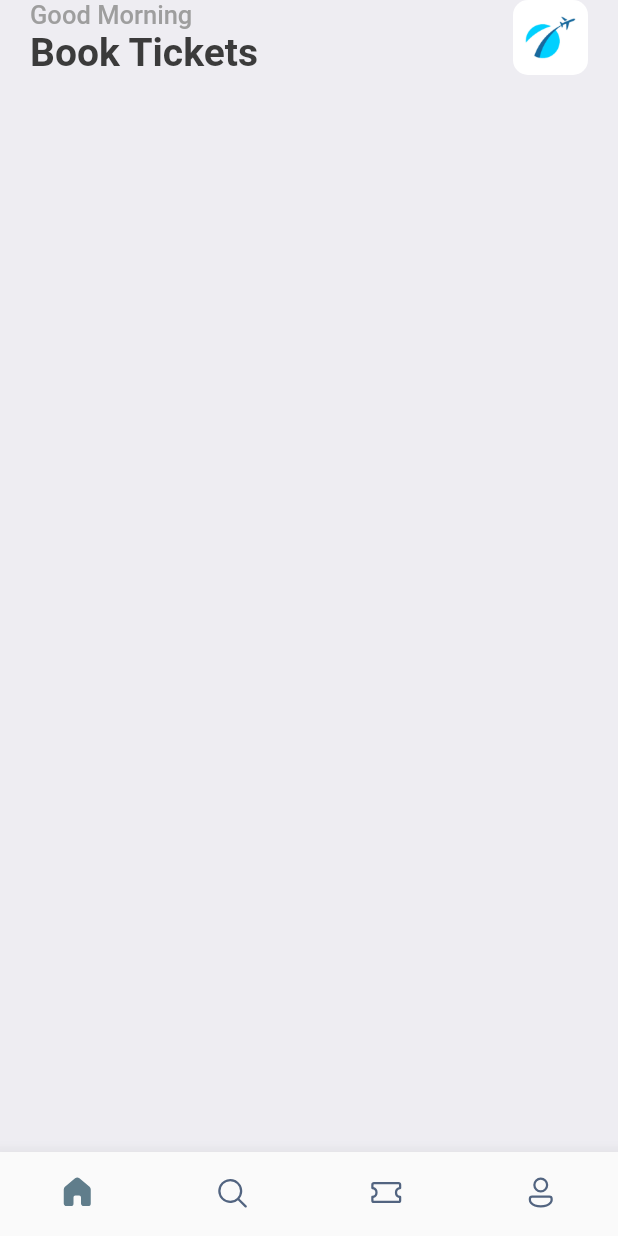
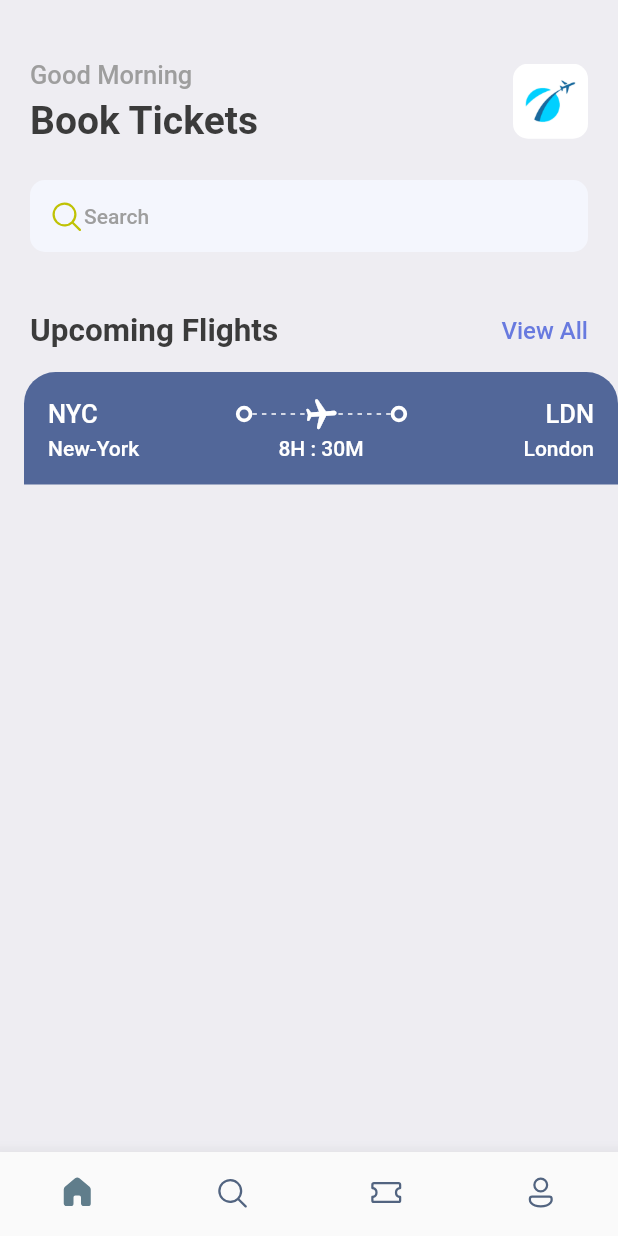
Before and after one commit to hihasan/Booking-App, a Flutter app: the screen it shows after launch, on a phone screen of 412 x 824 dp. Run offline on Flutter 3.47's test engine with Material 2 defaults, Android fonts, the phone set to English and light mode, and no system bars; our stand-ins replace fluentui_icons, gap.

Commit message:
Card Design

```diff
--- a/lib/screens/home_screen.dart
+++ b/lib/screens/home_screen.dart
@@ -1,6 +1,8 @@
-import 'package:flutter/cupertino.dart';
+import 'package:booking_app/screens/ticket_view.dart';
+import 'package:fluentui_icons/fluentui_icons.dart';
 import 'package:flutter/material.dart';
 import 'package:booking_app/utils/app_styles.dart';
+import 'package:gap/gap.dart';
 
 class HomeScreen extends StatelessWidget {
   const HomeScreen({Key? key}) : super(key: key);
@@ -13,37 +15,83 @@ class HomeScreen extends StatelessWidget {
         children: [
           Container(
             padding: const EdgeInsets.symmetric(horizontal: 20),
+
             child: Column(
               children: [
+                const Gap(40),
                 Row(
                   mainAxisAlignment: MainAxisAlignment.spaceBetween,
                   children: [
                     Column(
-                  crossAxisAlignment: CrossAxisAlignment.start,
-                      children:  [
-                         Text("Good Morning", style: Styles.headLineStyle3 ,),
-                         Text("Book Tickets", style: Styles.headLineStyle,),
+                      crossAxisAlignment: CrossAxisAlignment.start,
+                      children: [
+                        Text(
+                          "Good Morning",
+                          style: Styles.headLineStyle3,
+                        ),
+                        const Gap(5),
+                        Text(
+                          "Book Tickets",
+                          style: Styles.headLineStyle,
+                        ),
                       ],
                     ),
                     Container(
                       height: 50,
                       width: 50,
                       decoration: BoxDecoration(
-                        borderRadius: BorderRadius.circular(10),
-                        image: const DecorationImage(
-                          fit: BoxFit.cover,
-                          image: AssetImage(
-                            "assets/images/img_1.png"
-                          ),
-                        )
-                      ),
+                          borderRadius: BorderRadius.circular(10),
+                          image: const DecorationImage(
+                            fit: BoxFit.cover,
+                            image: AssetImage("assets/images/img_1.png"),
+                          )),
                     ),
                   ],
-
+                ),
+                const Gap(25),
+                Container(
+                  decoration: BoxDecoration(
+                      borderRadius: BorderRadius.circular(10),
+                      color: const Color(0xFFF4F6FD)),
+                  padding:
+                      const EdgeInsets.symmetric(horizontal: 12, vertical: 12),
+                  child: Row(
+                    children: [
+                      const Icon(
+                        FluentSystemIcons.ic_fluent_search_regular,
+                        color: Color(0xFFBFC205),
+                      ),
+                      Text(
+                        "Search",
+                        style: Styles.headLineStyle4,
+                      )
+                    ],
+                  ),
+                ),
+                const Gap(40),
+                Row(
+                  mainAxisAlignment: MainAxisAlignment.spaceBetween,
+                  children: [
+                    Text(
+                      "Upcoming Flights",
+                      style: Styles.headLineStyle2,
+                    ),
+                    InkWell(
+                        onTap: () {
+                          print("You Are Tapped");
+                        },
+                        child: Text(
+                          "View All",
+                          style: Styles.textStyle
+                              .copyWith(color: Styles.primaryColor),
+                        ))
+                  ],
                 )
               ],
             ),
-          )
+          ),
+          const Gap(15),
+          TicketView(),
         ],
       ),
     );
--- /dev/null
+++ b/lib/screens/ticket_view.dart
@@ -0,0 +1,114 @@
+import 'package:booking_app/utils/app_layout.dart';
+import 'package:booking_app/utils/app_styles.dart';
+import 'package:flutter/cupertino.dart';
+import 'package:flutter/material.dart';
+import 'package:gap/gap.dart';
+
+import '../widgets/thick_container.dart';
+
+class TicketView extends StatelessWidget {
+  const TicketView({Key? key}) : super(key: key);
+
+  @override
+  Widget build(BuildContext context) {
+    final size = AppLayout.getSize(context).width;
+    return SizedBox(
+      width: size,
+      height: 200,
+      child: Container(
+        margin: const EdgeInsets.only(left: 16),
+        child: Column(
+          mainAxisSize: MainAxisSize.min,
+          children: [
+            Container(
+              decoration: const BoxDecoration(
+                color: Color(0xFF526799),
+                borderRadius: BorderRadius.only(
+                  topLeft: Radius.circular(21),
+                  topRight: Radius.circular(21),
+                ),
+              ),
+              padding: const EdgeInsets.all(16),
+              child: Column(
+                children: [
+                  Row(
+                    children: [
+                      Text(
+                        "NYC",
+                        style:
+                            Styles.headLineStyle3.copyWith(color: Colors.white),
+                      ),
+                      const Spacer(),
+                      ThickContainer(),
+                      Expanded(
+                        child: Stack(children: [
+                          SizedBox(
+                            height: 24,
+                            child: LayoutBuilder(
+                              builder: (BuildContext context,
+                                  BoxConstraints constraints) {
+                                return Flex(
+                                  direction: Axis.horizontal,
+                                  mainAxisAlignment:
+                                      MainAxisAlignment.spaceBetween,
+                                  mainAxisSize: MainAxisSize.max,
+                                  children: List.generate(
+                                      (constraints.constrainWidth() / 6)
+                                          .floor(),
+                                      (index) => SizedBox(
+                                            width: 3,
+                                            height: 1,
+                                            child: DecoratedBox(
+                                              decoration: BoxDecoration(
+                                                  color: Colors.white),
+                                            ),
+                                          )),
+                                );
+                              },
+                            ),
+                          ),
+                          Center(
+                            child: Transform.rotate(
+                              angle: 1.5,
+                              child: Icon(
+                                Icons.local_airport_rounded,
+                                color: Colors.white,
+                              ),
+                            ),
+                          ),
+                        ]),
+                      ),
+                      ThickContainer(),
+                      const Spacer(),
+                      Text(
+                        "LDN",
+                        style:
+                            Styles.headLineStyle3.copyWith(color: Colors.white),
+                      ),
+                    ],
+                  ),
+                  const Gap(3),
+                  Row(
+                    mainAxisAlignment: MainAxisAlignment.spaceBetween,
+                    children: [
+                      SizedBox(
+                        width: 100,
+                        child: Text("New-York", style: Styles.headLineStyle4.copyWith(color: Colors.white),),
+                      ),
+                      Text("8H : 30M", style: Styles.headLineStyle4.copyWith(color: Colors.white),),
+                      SizedBox(
+                        width: 100,
+                        child: Text("London", textAlign: TextAlign.end, style: Styles.headLineStyle4.copyWith(color: Colors.white),),
+                      ),
+
+                    ],
+                  )
+                ],
+              ),
+            )
+          ],
+        ),
+      ),
+    );
+  }
+}
--- /dev/null
+++ b/lib/utils/app_layout.dart
@@ -0,0 +1,9 @@
+
+
+import 'package:flutter/cupertino.dart';
+
+class AppLayout{
+  static getSize(BuildContext context){
+    return MediaQuery.of(context).size;
+  }
+}
--- a/lib/utils/app_styles.dart
+++ b/lib/utils/app_styles.dart
@@ -1,6 +1,7 @@
 import 'package:flutter/material.dart';
 
 Color primary = const Color(0xFF687adf);
+
 class Styles{
   static Color primaryColor = primary;
   static Color textColor = const Color(0xFF3b3b3b);
--- /dev/null
+++ b/lib/widgets/thick_container.dart
@@ -0,0 +1,18 @@
+
+import 'package:flutter/cupertino.dart';
+import 'package:flutter/material.dart';
+
+class ThickContainer extends StatelessWidget {
+  const ThickContainer({Key? key}) : super(key: key);
+
+  @override
+  Widget build(BuildContext context) {
+    return Container(
+      padding: const EdgeInsets.all(3.0),
+      decoration: BoxDecoration(
+        borderRadius:  BorderRadius.circular(20),
+        border: Border.all(width: 2.5, color: Colors.white)
+      ),
+    );
+  }
+}
--- a/pubspec.yaml
+++ b/pubspec.yaml
@@ -36,6 +36,7 @@ dependencies:
   # Use with the CupertinoIcons class for iOS style icons.
   cupertino_icons: ^1.0.2
   fluentui_icons: ^1.0.0
+  gap: ^2.0.0
 
 dev_dependencies:
   flutter_test:
```
Also changed, not shown: lib/main.dart (+0 -9 lines), pubspec.lock.
